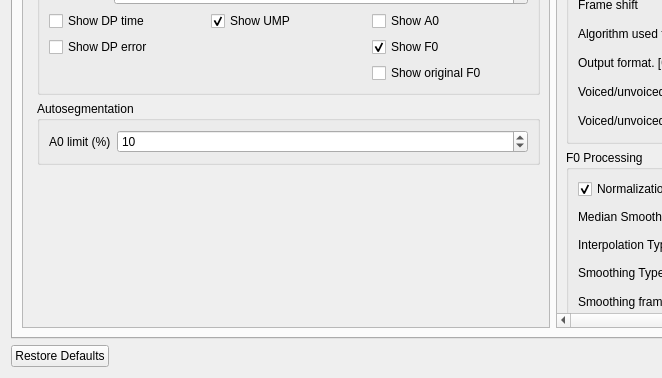
The window that settingsdialog.ui (zhitko/inton-trainer) describes before a commit, drawn with Qt 5; both pictures show x 0 to 662 and y 276 to 654 of the 1106 by 654 pixel window.
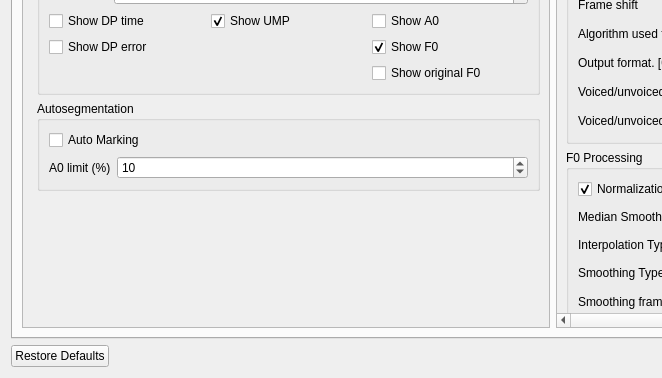
The same window after the commit. The open tabs and pages were chosen to show the change. Icons and pictures are not drawn.

```diff
--- a/settingsdialog.ui
+++ b/settingsdialog.ui
@@ -498,14 +498,14 @@
                 <string>Autosegmentation</string>
                </property>
                <layout class="QFormLayout" name="formLayout_3">
-                <item row="0" column="0">
+                <item row="1" column="0">
                  <widget class="QLabel" name="label_25">
                   <property name="text">
                    <string>A0 limit (%)</string>
                   </property>
                  </widget>
                 </item>
-                <item row="0" column="1">
+                <item row="1" column="1">
                  <widget class="QSpinBox" name="markoutA0limit">
                   <property name="minimum">
                    <number>1</number>
@@ -518,6 +518,13 @@
                   </property>
                  </widget>
                 </item>
+                <item row="0" column="0" colspan="2">
+                 <widget class="QCheckBox" name="autoMarking">
+                  <property name="text">
+                   <string>Auto Marking</string>
+                  </property>
+                 </widget>
+                </item>
                </layout>
               </widget>
              </item>
```
